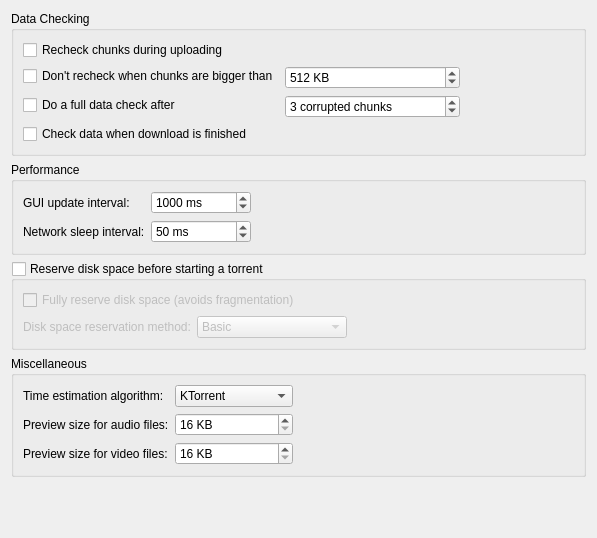
Old version of the form ktorrent/advancedpref.ui in the repository KDE/ktorrent.
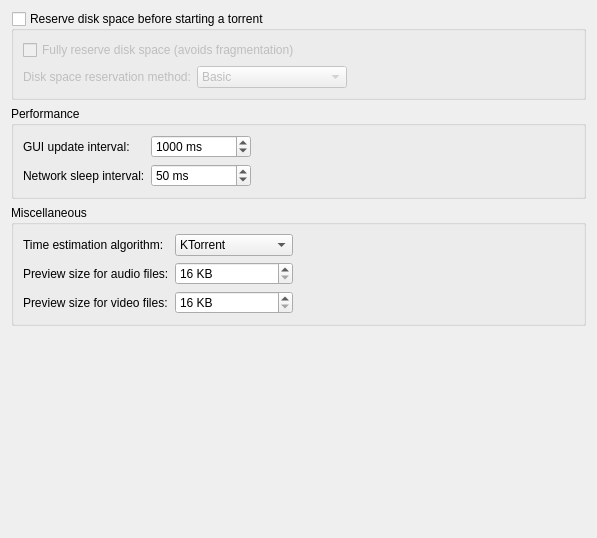
New version of the form.

Commit message:
-move chunks config group to Bittorrent page (main reason is to get smaller height) --move BTPref class to advancedpref.cpp -simplify html in tooltip to ease translator's life
CCMAIL:joris.guisson@gmail.com

```diff
--- a/ktorrent/advancedpref.ui
+++ b/ktorrent/advancedpref.ui
@@ -11,119 +11,70 @@
   </property>
   <layout class="QVBoxLayout" >
    <item>
-    <widget class="QGroupBox" name="groupBox_2" >
+    <widget class="QGroupBox" name="kcfg_diskPrealloc" >
+     <property name="toolTip" >
+      <string>Whether or not diskspace should be reserved before starting to download a torrent.</string>
+     </property>
      <property name="title" >
-      <string>Data Checking</string>
+      <string>Reserve disk space before starting a torrent</string>
+     </property>
+     <property name="checkable" >
+      <bool>true</bool>
+     </property>
+     <property name="checked" >
+      <bool>false</bool>
      </property>
      <layout class="QVBoxLayout" >
       <item>
-       <layout class="QHBoxLayout" name="horizontalLayout" >
-        <item>
-         <layout class="QFormLayout" name="formLayout" >
-          <property name="fieldGrowthPolicy" >
-           <enum>QFormLayout::AllNonFixedFieldsGrow</enum>
-          </property>
-          <property name="labelAlignment" >
-           <set>Qt::AlignLeading|Qt::AlignLeft|Qt::AlignVCenter</set>
-          </property>
-          <item row="0" column="0" >
-           <widget class="QCheckBox" name="kcfg_doUploadDataCheck" >
+       <widget class="QCheckBox" name="kcfg_fullDiskPrealloc" >
             <property name="toolTip" >
              <string>During uploading when a chunk is loaded into memory automatically recheck this chunk, to see if it still is OK.</string>
             </property>
             <property name="text" >
-             <string>Recheck chunks during uploading</string>
+         <string>Fully reserve disk space (avoids fragmentation)</string>
             </property>
            </widget>
           </item>
-          <item row="1" column="0" >
-           <widget class="QCheckBox" name="kcfg_useMaxSizeForUploadDataCheck" >
-            <property name="toolTip" >
-             <string>Because rechecking big chunks can take a lot of time, the recheck can be disabled when the chunks are bigger then a certain size.</string>
-            </property>
+      <item>
+       <layout class="QHBoxLayout" >
+        <item>
+         <widget class="QLabel" name="label_7" >
             <property name="text" >
-             <string>Don't recheck when chunks are bigger than</string>
+           <string>Disk space reservation method:</string>
             </property>
            </widget>
           </item>
-          <item row="1" column="1" >
-           <widget class="QSpinBox" name="kcfg_maxSizeForUploadDataCheck" >
-            <property name="toolTip" >
-             <string>The maximum size a chunk can be for rechecking during uploading.</string>
-            </property>
-            <property name="suffix" >
-             <string> KB</string>
-            </property>
-            <property name="minimum" >
-             <number>16</number>
-            </property>
-            <property name="maximum" >
-             <number>8192</number>
-            </property>
-            <property name="value" >
-             <number>512</number>
-            </property>
-           </widget>
-          </item>
-          <item row="2" column="0" >
-           <widget class="QCheckBox" name="kcfg_autoRecheck" >
-            <property name="toolTip" >
-             <string>Automatically do a full data check when we find to many corrupted chunks.</string>
-            </property>
-            <property name="text" >
-             <string>Do a full data check after </string>
-            </property>
-           </widget>
-          </item>
-          <item row="2" column="1" >
-           <widget class="QSpinBox" name="kcfg_maxCorruptedBeforeRecheck" >
-            <property name="sizePolicy" >
-             <sizepolicy vsizetype="Fixed" hsizetype="Preferred" >
-              <horstretch>0</horstretch>
-              <verstretch>0</verstretch>
-             </sizepolicy>
-            </property>
+        <item>
+         <widget class="QComboBox" name="kcfg_fullDiskPreallocMethod" >
             <property name="minimumSize" >
              <size>
-              <width>175</width>
+            <width>150</width>
               <height>0</height>
              </size>
             </property>
             <property name="toolTip" >
-             <string>The number of corrupted chunks before a full data check is done</string>
-            </property>
-            <property name="suffix" >
-             <string> corrupted chunks</string>
-            </property>
-            <property name="minimum" >
-             <number>1</number>
-            </property>
-            <property name="maximum" >
-             <number>10000000</number>
-            </property>
-            <property name="value" >
-             <number>3</number>
-            </property>
-           </widget>
+           <string>&lt;html>Which method to use for reserving diskspace.
+&lt;ul>&lt;li>
+&lt;b>Basic:&lt;/b> Will work on all filesystems, but is slow.
+&lt;/li>&lt;li>
+&lt;b>Filesystem Specific:&lt;/b> Will use special methods provided by some filesystems, which are faster then the basic method.
+&lt;/li>&lt;/ul>
+&lt;/html></string>
+          </property>
+          <item>
+           <property name="text" >
+            <string>Basic</string>
+           </property>
           </item>
-          <item row="3" column="0" >
-           <widget class="QCheckBox" name="kcfg_checkWhenFinished" >
-            <property name="toolTip" >
-             <string>&lt;!DOCTYPE HTML PUBLIC "-//W3C//DTD HTML 4.0//EN" "http://www.w3.org/TR/REC-html40/strict.dtd">
-&lt;html>&lt;head>&lt;meta name="qrichtext" content="1" />&lt;style type="text/css">
-p, li { white-space: pre-wrap; }
-&lt;/style>&lt;/head>&lt;body style=" font-family:'OpenSymbol'; font-size:8pt; font-weight:400; font-style:normal;">
-&lt;p style=" margin-top:0px; margin-bottom:0px; margin-left:0px; margin-right:0px; -qt-block-indent:0; text-indent:0px; font-size:9pt;">&lt;span style=" font-size:8pt;">When a torrent has finished downloading, do a full data check on the torrent.&lt;/span>&lt;/p>&lt;/body>&lt;/html></string>
-            </property>
+          <item>
             <property name="text" >
-             <string>Check data when download is finished</string>
-            </property>
-           </widget>
-          </item>
-         </layout>
-        </item>
+            <string>Filesystem Specific</string>
+           </property>
+          </item>
+         </widget>
+        </item>
         <item>
-         <spacer name="horizontalSpacer" >
+         <spacer>
           <property name="orientation" >
            <enum>Qt::Horizontal</enum>
           </property>
@@ -137,12 +88,6 @@
         </item>
        </layout>
       </item>
-      <item>
-       <layout class="QHBoxLayout" />
-      </item>
-      <item>
-       <layout class="QHBoxLayout" />
-      </item>
      </layout>
     </widget>
    </item>
@@ -244,89 +189,6 @@
      </layout>
     </widget>
    </item>
-   <item>
-    <widget class="QGroupBox" name="kcfg_diskPrealloc" >
-     <property name="toolTip" >
-      <string>Whether or not diskspace should be reserved before starting to download a torrent.</string>
-     </property>
-     <property name="title" >
-      <string>Reserve disk space before starting a torrent</string>
-     </property>
-     <property name="checkable" >
-      <bool>true</bool>
-     </property>
-     <property name="checked" >
-      <bool>false</bool>
-     </property>
-     <layout class="QVBoxLayout" >
-      <item>
-       <widget class="QCheckBox" name="kcfg_fullDiskPrealloc" >
-        <property name="toolTip" >
-         <string>Instead of doing a quick reservation, do a full reservation. This is slower then the quick way, but avoids fragmentation on the disk.</string>
-        </property>
-        <property name="text" >
-         <string>Fully reserve disk space (avoids fragmentation)</string>
-        </property>
-       </widget>
-      </item>
-      <item>
-       <layout class="QHBoxLayout" >
-        <item>
-         <widget class="QLabel" name="label_7" >
-          <property name="text" >
-           <string>Disk space reservation method:</string>
-          </property>
-         </widget>
-        </item>
-        <item>
-         <widget class="QComboBox" name="kcfg_fullDiskPreallocMethod" >
-          <property name="minimumSize" >
-           <size>
-            <width>150</width>
-            <height>0</height>
-           </size>
-          </property>
-          <property name="toolTip" >
-           <string>&lt;!DOCTYPE HTML PUBLIC "-//W3C//DTD HTML 4.0//EN" "http://www.w3.org/TR/REC-html40/strict.dtd">
-&lt;html>&lt;head>&lt;meta name="qrichtext" content="1" />&lt;style type="text/css">
-p, li { white-space: pre-wrap; }
-&lt;/style>&lt;/head>&lt;body style=" font-family:'OpenSymbol'; font-size:8pt; font-weight:400; font-style:normal;">
-&lt;p style=" margin-top:0px; margin-bottom:0px; margin-left:0px; margin-right:0px; -qt-block-indent:0; text-indent:0px; font-size:9pt;">&lt;span style=" font-size:8pt;">Which method to use for reserving diskspace.&lt;/span>&lt;/p>
-&lt;p style="-qt-paragraph-type:empty; margin-top:0px; margin-bottom:0px; margin-left:0px; margin-right:0px; -qt-block-indent:0; text-indent:0px;">&lt;/p>
-&lt;p style=" margin-top:0px; margin-bottom:0px; margin-left:0px; margin-right:0px; -qt-block-indent:0; text-indent:0px;">&lt;span style=" font-weight:600;">Basic: &lt;/span>Will work on all filesystems, but is slow.&lt;/p>
-&lt;p style="-qt-paragraph-type:empty; margin-top:0px; margin-bottom:0px; margin-left:0px; margin-right:0px; -qt-block-indent:0; text-indent:0px;">&lt;/p>
-&lt;p style=" margin-top:0px; margin-bottom:0px; margin-left:0px; margin-right:0px; -qt-block-indent:0; text-indent:0px;">&lt;span style=" font-weight:600;">Filesystem Specific: &lt;/span>Will use special methods provided by some filesystems, which are faster then the basic method.&lt;/p>&lt;/body>&lt;/html></string>
-          </property>
-          <item>
-           <property name="text" >
-            <string>Basic</string>
-           </property>
-          </item>
-          <item>
-           <property name="text" >
-            <string>Filesystem Specific</string>
-           </property>
-          </item>
-         </widget>
-        </item>
-        <item>
-         <spacer>
-          <property name="orientation" >
-           <enum>Qt::Horizontal</enum>
-          </property>
-          <property name="sizeHint" stdset="0" >
-           <size>
-            <width>40</width>
-            <height>20</height>
-           </size>
-          </property>
-         </spacer>
-        </item>
-       </layout>
-      </item>
-     </layout>
-    </widget>
-   </item>
    <item>
     <widget class="QGroupBox" name="groupBox" >
      <property name="title" >
```
Left out of the diff: 34 changed lines with no effect on the pictures. Lines whose indentation alone changed are shown as unchanged. The commit also changes 4 other files.
